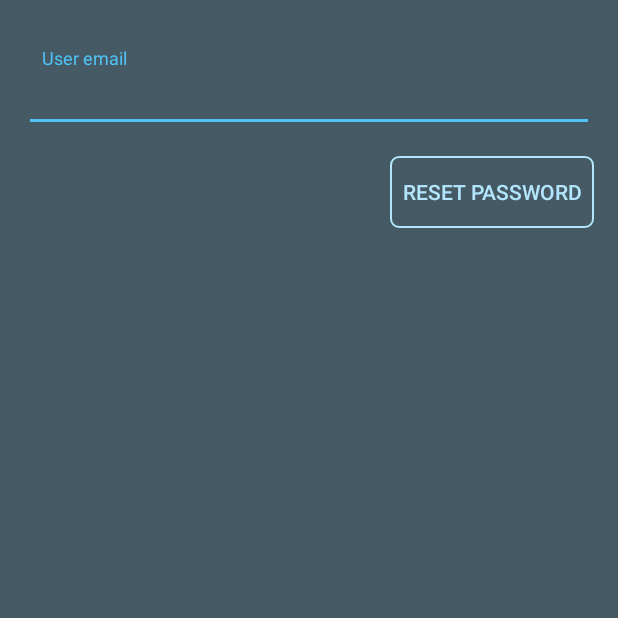
After one commit to Valkaryne/Spectrum, an Android app: the ResetPassword screen opened directly, with no data from a screen before it, on a phone screen of 412 x 824 dp, the top half of it. The commit adds this screen. Run offline under Robolectric (Android 15) with nearby library versions, the phone set to English and light mode, and no system bars; our stand-ins replace Firebase (no records; nobody signed in at launch, a user with empty details on screens opened directly).

Commit message:
Reset Password feature implemented

```diff
--- a/loginui/src/main/AndroidManifest.xml
+++ b/loginui/src/main/AndroidManifest.xml
@@ -17,7 +17,8 @@
             </intent-filter>
         </activity>
         <activity android:name=".RegisterActivity" />
-        <activity android:name=".SecondActivity"></activity>
+        <activity android:name=".SecondActivity" />
+        <activity android:name=".ResetPassword"></activity>
     </application>
 
 </manifest>
--- /dev/null
+++ b/loginui/src/main/java/com/cybernatica/ngale/loginui/ResetPassword.java
@@ -0,0 +1,67 @@
+package com.cybernatica.ngale.loginui;
+
+import android.support.annotation.NonNull;
+import android.support.design.widget.TextInputEditText;
+import android.support.v7.app.AppCompatActivity;
+import android.os.Bundle;
+import android.view.View;
+import android.widget.Button;
+import android.widget.Toast;
+
+import com.google.android.gms.tasks.OnCompleteListener;
+import com.google.android.gms.tasks.Task;
+import com.google.firebase.auth.FirebaseAuth;
+
+public class ResetPassword extends AppCompatActivity implements View.OnClickListener {
+
+    private TextInputEditText etResetEmail;
+    private Button btnResetPassword;
+
+    private FirebaseAuth firebaseAuth;
+
+    @Override
+    protected void onCreate(Bundle savedInstanceState) {
+        super.onCreate(savedInstanceState);
+        setContentView(R.layout.activity_reset_password);
+
+        initUi();
+
+        firebaseAuth = FirebaseAuth.getInstance();
+    }
+
+    private void initUi() {
+        etResetEmail = findViewById(R.id.etResetEmail);
+
+        btnResetPassword = findViewById(R.id.btnResetPassword);
+        btnResetPassword.setOnClickListener(this);
+    }
+
+    @Override
+    public void onClick(View view) {
+        switch (view.getId()) {
+            case R.id.btnResetPassword:
+                resetPassword();
+                break;
+        }
+    }
+
+    private void resetPassword() {
+        String email = etResetEmail.getText().toString().trim();
+
+        if (email.isEmpty()) {
+            Toast.makeText(this, "Please enter your account email", Toast.LENGTH_SHORT).show();
+        } else {
+            firebaseAuth.sendPasswordResetEmail(email).addOnCompleteListener(new OnCompleteListener<Void>() {
+                @Override
+                public void onComplete(@NonNull Task<Void> task) {
+                    if (task.isSuccessful()) {
+                        Toast.makeText(ResetPassword.this, "Password reset link has been sent", Toast.LENGTH_SHORT).show();
+                        finish();
+                    } else {
+                        Toast.makeText(ResetPassword.this, "Password reset link sending error", Toast.LENGTH_SHORT).show();
+                    }
+                }
+            });
+        }
+    }
+}
--- /dev/null
+++ b/loginui/src/main/res/layout/activity_reset_password.xml
@@ -0,0 +1,44 @@
+<?xml version="1.0" encoding="utf-8"?>
+<android.support.constraint.ConstraintLayout xmlns:android="http://schemas.android.com/apk/res/android"
+    xmlns:app="http://schemas.android.com/apk/res-auto"
+    xmlns:tools="http://schemas.android.com/tools"
+    android:layout_width="match_parent"
+    android:layout_height="match_parent"
+    android:background="@color/colorPrimary"
+    tools:context=".ResetPassword">
+
+    <android.support.design.widget.TextInputLayout
+        android:id="@+id/tilResetEmail"
+        android:layout_width="match_parent"
+        android:layout_height="wrap_content"
+        android:paddingHorizontal="16dp"
+        android:layout_marginTop="32dp"
+        android:textColorHint="@color/colorSecondary"
+        app:layout_constraintTop_toTopOf="parent"
+        app:layout_constraintStart_toStartOf="parent"
+        app:layout_constraintEnd_toEndOf="parent">
+        <android.support.design.widget.TextInputEditText
+            android:id="@+id/etResetEmail"
+            android:layout_width="match_parent"
+            android:layout_height="wrap_content"
+            android:paddingStart="12dp"
+            android:inputType="textEmailAddress"
+            android:hint="@string/user_email"
+            android:textColor="@color/colorSecondary"
+            android:backgroundTint="@color/colorSecondary"/>
+    </android.support.design.widget.TextInputLayout>
+
+    <Button
+        android:id="@+id/btnResetPassword"
+        android:layout_width="wrap_content"
+        android:layout_height="wrap_content"
+        android:layout_marginTop="16dp"
+        android:layout_marginEnd="16dp"
+        android:paddingHorizontal="8dp"
+        android:text="@string/reset_password"
+        android:textColor="@color/colorSecondary"
+        android:background="@drawable/button_bg"
+        app:layout_constraintTop_toBottomOf="@id/tilResetEmail"
+        app:layout_constraintEnd_toEndOf="parent"/>
+
+</android.support.constraint.ConstraintLayout>
--- a/loginui/src/main/res/values/strings.xml
+++ b/loginui/src/main/res/values/strings.xml
@@ -14,4 +14,5 @@
     <string name="signin_suggest">Already have the account?</string>
     <string name="sign_in">Sign In</string>
     <string name="logout">Log Out</string>
+    <string name="reset_password">Reset Password</string>
 </resources>
```
Also changed, not shown: loginui/src/main/java/com/cybernatica/ngale/loginui/MainActivity.java (+11 -1 lines).
